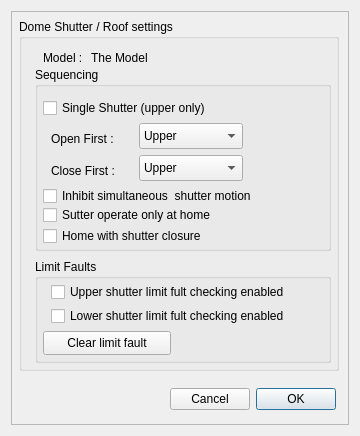
rpineau/DomePro, file domeshutter.ui: the form before one commit.
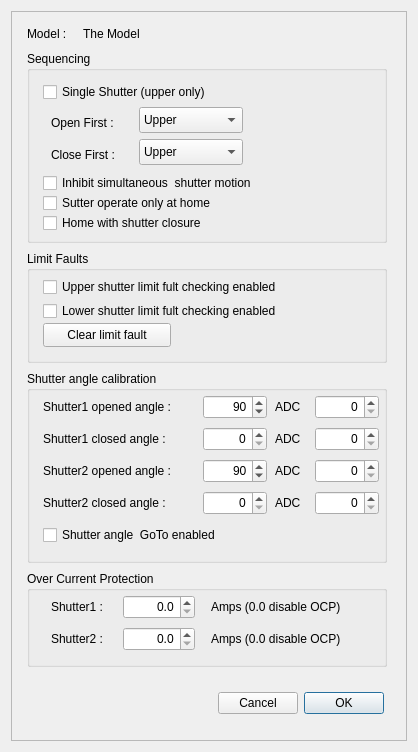
The form after the commit. Custom widgets are drawn as their Qt base class.

Commit message:
Added code for the diallog settings.
- Added new commands to support new settings
- First dialog all working (Dome azimuth seetings).

```diff
--- a/domeshutter.ui
+++ b/domeshutter.ui
@@ -6,20 +6,20 @@
    <rect>
     <x>0</x>
     <y>0</y>
-    <width>360</width>
-    <height>436</height>
+    <width>418</width>
+    <height>752</height>
    </rect>
   </property>
   <property name="minimumSize">
    <size>
-    <width>0</width>
-    <height>0</height>
+    <width>418</width>
+    <height>752</height>
    </size>
   </property>
   <property name="maximumSize">
    <size>
-    <width>999</width>
-    <height>999</height>
+    <width>418</width>
+    <height>752</height>
    </size>
   </property>
   <property name="windowTitle">
@@ -52,8 +52,8 @@
      <widget class="QWidget" name="layoutWidget">
       <property name="geometry">
        <rect>
-        <x>112</x>
-        <y>368</y>
+        <x>160</x>
+        <y>672</y>
         <width>213</width>
         <height>40</height>
        </rect>
@@ -97,51 +97,65 @@
        </item>
       </layout>
      </widget>
-     <widget class="QGroupBox" name="groupBox_3">
+     <widget class="QGroupBox" name="groupBox_10">
       <property name="geometry">
        <rect>
-        <x>8</x>
-        <y>8</y>
-        <width>320</width>
-        <height>352</height>
+        <x>16</x>
+        <y>240</y>
+        <width>360</width>
+        <height>112</height>
        </rect>
       </property>
       <property name="title">
-       <string>Dome Shutter / Roof settings</string>
+       <string>Limit Faults</string>
       </property>
-      <widget class="QLabel" name="label_5">
+      <widget class="QCheckBox" name="checkBox_11">
        <property name="geometry">
         <rect>
-         <x>24</x>
-         <y>32</y>
-         <width>48</width>
-         <height>13</height>
+         <x>16</x>
+         <y>24</y>
+         <width>264</width>
+         <height>24</height>
         </rect>
        </property>
        <property name="text">
-        <string>Model : </string>
+        <string>Upper shutter limit fult checking enabled</string>
        </property>
       </widget>
-      <widget class="QLabel" name="label_6">
+      <widget class="QCheckBox" name="checkBox_12">
        <property name="geometry">
         <rect>
-         <x>72</x>
-         <y>32</y>
-         <width>136</width>
-         <height>13</height>
+         <x>16</x>
+         <y>48</y>
+         <width>264</width>
+         <height>24</height>
         </rect>
        </property>
        <property name="text">
-        <string>The Model</string>
+        <string>Lower shutter limit fult checking enabled</string>
        </property>
+      </widget>
+      <widget class="QPushButton" name="pushButton_3">
+       <property name="geometry">
+        <rect>
+         <x>16</x>
+         <y>72</y>
+         <width>128</width>
+         <height>24</height>
+        </rect>
+       </property>
+       <property name="text">
+        <string>Clear limit fault</string>
+       </property>
+      </widget>
       </widget>
       <widget class="QGroupBox" name="groupBox_5">
        <property name="geometry">
         <rect>
          <x>16</x>
-         <y>48</y>
-         <width>296</width>
-         <height>184</height>
+        <y>40</y>
+        <width>360</width>
+        <height>192</height>
         </rect>
        </property>
        <property name="title">
@@ -150,7 +164,7 @@
        <widget class="QCheckBox" name="checkBox_3">
         <property name="geometry">
          <rect>
-          <x>8</x>
+         <x>16</x>
           <y>32</y>
           <width>192</width>
           <height>18</height>
@@ -163,7 +177,7 @@
        <widget class="QLabel" name="label_7">
         <property name="geometry">
          <rect>
-          <x>16</x>
+         <x>24</x>
           <y>64</y>
           <width>72</width>
           <height>16</height>
@@ -176,7 +190,7 @@
        <widget class="QComboBox" name="comboBox">
         <property name="geometry">
          <rect>
-          <x>104</x>
+         <x>112</x>
           <y>56</y>
           <width>104</width>
           <height>26</height>
@@ -196,7 +210,7 @@
        <widget class="QLabel" name="label_8">
         <property name="geometry">
          <rect>
-          <x>16</x>
+         <x>24</x>
           <y>96</y>
           <width>72</width>
           <height>16</height>
@@ -209,7 +223,7 @@
        <widget class="QComboBox" name="comboBox_2">
         <property name="geometry">
          <rect>
-          <x>104</x>
+         <x>112</x>
           <y>88</y>
           <width>104</width>
           <height>26</height>
@@ -229,10 +243,10 @@
        <widget class="QCheckBox" name="checkBox_4">
         <property name="geometry">
          <rect>
-          <x>8</x>
+         <x>16</x>
           <y>120</y>
           <width>256</width>
-          <height>18</height>
+         <height>24</height>
          </rect>
         </property>
         <property name="text">
@@ -242,10 +256,10 @@
        <widget class="QCheckBox" name="checkBox_8">
         <property name="geometry">
          <rect>
-          <x>8</x>
+         <x>16</x>
           <y>160</y>
           <width>184</width>
-          <height>18</height>
+         <height>24</height>
          </rect>
         </property>
         <property name="text">
@@ -255,10 +269,10 @@
        <widget class="QCheckBox" name="checkBox_9">
         <property name="geometry">
          <rect>
-          <x>8</x>
+         <x>16</x>
           <y>136</y>
           <width>208</width>
-          <height>24</height>
+         <height>32</height>
          </rect>
         </property>
         <property name="text">
@@ -266,57 +280,391 @@
         </property>
        </widget>
       </widget>
-      <widget class="QGroupBox" name="groupBox_10">
+     <widget class="QLabel" name="label_5">
        <property name="geometry">
         <rect>
          <x>16</x>
-         <y>240</y>
-         <width>296</width>
-         <height>104</height>
-        </rect>
-       </property>
+        <y>16</y>
+        <width>48</width>
+        <height>13</height>
+       </rect>
+      </property>
+      <property name="text">
+       <string>Model : </string>
+      </property>
+     </widget>
+     <widget class="QLabel" name="label_6">
+      <property name="geometry">
+       <rect>
+        <x>72</x>
+        <y>16</y>
+        <width>136</width>
+        <height>13</height>
+       </rect>
+      </property>
+      <property name="text">
+       <string>The Model</string>
+      </property>
+     </widget>
+     <widget class="QGroupBox" name="groupBox">
+      <property name="geometry">
+       <rect>
+        <x>16</x>
+        <y>360</y>
+        <width>360</width>
+        <height>192</height>
+       </rect>
+      </property>
        <property name="title">
-        <string>Limit Faults</string>
-       </property>
-       <widget class="QCheckBox" name="checkBox_11">
+       <string>Shutter angle calibration</string>
+      </property>
+      <widget class="QSpinBox" name="spinBox">
         <property name="geometry">
          <rect>
+         <x>176</x>
+         <y>24</y>
+         <width>64</width>
+         <height>24</height>
+        </rect>
+       </property>
+       <property name="alignment">
+        <set>Qt::AlignRight|Qt::AlignTrailing|Qt::AlignVCenter</set>
+       </property>
+       <property name="maximum">
+        <number>180</number>
+       </property>
+       <property name="value">
+        <number>90</number>
+       </property>
+      </widget>
+      <widget class="QLabel" name="label">
+       <property name="geometry">
+        <rect>
           <x>16</x>
           <y>24</y>
-          <width>264</width>
-          <height>18</height>
+         <width>152</width>
+         <height>24</height>
          </rect>
         </property>
         <property name="text">
-         <string>Upper shutter limit fult checking enabled</string>
-        </property>
-       </widget>
-       <widget class="QCheckBox" name="checkBox_12">
+        <string>Shutter1 opened angle :</string>
+       </property>
+      </widget>
+      <widget class="QLabel" name="label_2">
         <property name="geometry">
          <rect>
           <x>16</x>
-          <y>48</y>
-          <width>264</width>
-          <height>18</height>
+         <y>56</y>
+         <width>144</width>
+         <height>24</height>
          </rect>
         </property>
         <property name="text">
-         <string>Lower shutter limit fult checking enabled</string>
-        </property>
-       </widget>
-       <widget class="QPushButton" name="pushButton_3">
+        <string>Shutter1 closed angle :</string>
+       </property>
+      </widget>
+      <widget class="QLabel" name="label_3">
         <property name="geometry">
          <rect>
-          <x>8</x>
-          <y>72</y>
-          <width>128</width>
+         <x>16</x>
+         <y>88</y>
+         <width>152</width>
           <height>24</height>
          </rect>
         </property>
         <property name="text">
-         <string>Clear limit fault</string>
-        </property>
-       </widget>
+        <string>Shutter2 opened angle :</string>
+       </property>
+      </widget>
+      <widget class="QLabel" name="label_4">
+       <property name="geometry">
+        <rect>
+         <x>16</x>
+         <y>120</y>
+         <width>152</width>
+         <height>24</height>
+        </rect>
+       </property>
+       <property name="text">
+        <string>Shutter2 closed angle :</string>
+       </property>
+      </widget>
+      <widget class="QSpinBox" name="spinBox_2">
+       <property name="geometry">
+        <rect>
+         <x>176</x>
+         <y>56</y>
+         <width>64</width>
+         <height>24</height>
+        </rect>
+       </property>
+       <property name="alignment">
+        <set>Qt::AlignRight|Qt::AlignTrailing|Qt::AlignVCenter</set>
+       </property>
+       <property name="maximum">
+        <number>180</number>
+       </property>
+      </widget>
+      <widget class="QSpinBox" name="spinBox_3">
+       <property name="geometry">
+        <rect>
+         <x>176</x>
+         <y>88</y>
+         <width>64</width>
+         <height>24</height>
+        </rect>
+       </property>
+       <property name="alignment">
+        <set>Qt::AlignRight|Qt::AlignTrailing|Qt::AlignVCenter</set>
+       </property>
+       <property name="maximum">
+        <number>180</number>
+       </property>
+       <property name="value">
+        <number>90</number>
+       </property>
+      </widget>
+      <widget class="QSpinBox" name="spinBox_4">
+       <property name="geometry">
+        <rect>
+         <x>176</x>
+         <y>120</y>
+         <width>64</width>
+         <height>24</height>
+        </rect>
+       </property>
+       <property name="alignment">
+        <set>Qt::AlignRight|Qt::AlignTrailing|Qt::AlignVCenter</set>
+       </property>
+       <property name="maximum">
+        <number>180</number>
+       </property>
+      </widget>
+      <widget class="QLabel" name="label_9">
+       <property name="geometry">
+        <rect>
+         <x>248</x>
+         <y>24</y>
+         <width>32</width>
+         <height>24</height>
+        </rect>
+       </property>
+       <property name="text">
+        <string>ADC</string>
+       </property>
+      </widget>
+      <widget class="QLabel" name="label_10">
+       <property name="geometry">
+        <rect>
+         <x>248</x>
+         <y>56</y>
+         <width>32</width>
+         <height>24</height>
+        </rect>
+       </property>
+       <property name="text">
+        <string>ADC</string>
+       </property>
+      </widget>
+      <widget class="QLabel" name="label_11">
+       <property name="geometry">
+        <rect>
+         <x>248</x>
+         <y>88</y>
+         <width>32</width>
+         <height>24</height>
+        </rect>
+       </property>
+       <property name="text">
+        <string>ADC</string>
+       </property>
+      </widget>
+      <widget class="QLabel" name="label_12">
+       <property name="geometry">
+        <rect>
+         <x>248</x>
+         <y>120</y>
+         <width>32</width>
+         <height>24</height>
+        </rect>
+       </property>
+       <property name="text">
+        <string>ADC</string>
+       </property>
+      </widget>
+      <widget class="QSpinBox" name="spinBox_5">
+       <property name="geometry">
+        <rect>
+         <x>288</x>
+         <y>24</y>
+         <width>64</width>
+         <height>24</height>
+        </rect>
+       </property>
+       <property name="alignment">
+        <set>Qt::AlignRight|Qt::AlignTrailing|Qt::AlignVCenter</set>
+       </property>
+       <property name="maximum">
+        <number>99999</number>
+       </property>
+      </widget>
+      <widget class="QSpinBox" name="spinBox_6">
+       <property name="geometry">
+        <rect>
+         <x>288</x>
+         <y>56</y>
+         <width>64</width>
+         <height>24</height>
+        </rect>
+       </property>
+       <property name="alignment">
+        <set>Qt::AlignRight|Qt::AlignTrailing|Qt::AlignVCenter</set>
+       </property>
+       <property name="maximum">
+        <number>99999</number>
+       </property>
+      </widget>
+      <widget class="QSpinBox" name="spinBox_7">
+       <property name="geometry">
+        <rect>
+         <x>288</x>
+         <y>88</y>
+         <width>64</width>
+         <height>24</height>
+        </rect>
+       </property>
+       <property name="alignment">
+        <set>Qt::AlignRight|Qt::AlignTrailing|Qt::AlignVCenter</set>
+       </property>
+       <property name="maximum">
+        <number>99999</number>
+       </property>
+      </widget>
+      <widget class="QSpinBox" name="spinBox_8">
+       <property name="geometry">
+        <rect>
+         <x>288</x>
+         <y>120</y>
+         <width>64</width>
+         <height>24</height>
+        </rect>
+       </property>
+       <property name="alignment">
+        <set>Qt::AlignRight|Qt::AlignTrailing|Qt::AlignVCenter</set>
+       </property>
+       <property name="maximum">
+        <number>99999</number>
+       </property>
+      </widget>
+      <widget class="QCheckBox" name="checkBox">
+       <property name="geometry">
+        <rect>
+         <x>16</x>
+         <y>152</y>
+         <width>200</width>
+         <height>24</height>
+        </rect>
+       </property>
+       <property name="text">
+        <string>Shutter angle  GoTo enabled</string>
+       </property>
+      </widget>
+     </widget>
+     <widget class="QGroupBox" name="groupBox_2">
+      <property name="geometry">
+       <rect>
+        <x>16</x>
+        <y>560</y>
+        <width>360</width>
+        <height>96</height>
+       </rect>
+      </property>
+      <property name="title">
+       <string>Over Current Protection</string>
+      </property>
+      <widget class="QLabel" name="label_13">
+       <property name="geometry">
+        <rect>
+         <x>24</x>
+         <y>24</y>
+         <width>72</width>
+         <height>24</height>
+        </rect>
+       </property>
+       <property name="text">
+        <string>Shutter1 :</string>
+       </property>
+      </widget>
+      <widget class="QLabel" name="label_14">
+       <property name="geometry">
+        <rect>
+         <x>24</x>
+         <y>56</y>
+         <width>72</width>
+         <height>24</height>
+        </rect>
+       </property>
+       <property name="text">
+        <string>Shutter2 :</string>
+       </property>
+      </widget>
+      <widget class="QDoubleSpinBox" name="doubleSpinBox">
+       <property name="geometry">
+        <rect>
+         <x>96</x>
+         <y>24</y>
+         <width>72</width>
+         <height>24</height>
+        </rect>
+       </property>
+       <property name="alignment">
+        <set>Qt::AlignRight|Qt::AlignTrailing|Qt::AlignVCenter</set>
+       </property>
+       <property name="decimals">
+        <number>1</number>
+       </property>
+      </widget>
+      <widget class="QDoubleSpinBox" name="doubleSpinBox_2">
+       <property name="geometry">
+        <rect>
+         <x>96</x>
+         <y>56</y>
+         <width>72</width>
+         <height>24</height>
+        </rect>
+       </property>
+       <property name="alignment">
+        <set>Qt::AlignRight|Qt::AlignTrailing|Qt::AlignVCenter</set>
+       </property>
+       <property name="decimals">
+        <number>1</number>
+       </property>
+      </widget>
+      <widget class="QLabel" name="label_15">
+       <property name="geometry">
+        <rect>
+         <x>184</x>
+         <y>24</y>
+         <width>152</width>
+         <height>24</height>
+        </rect>
+       </property>
+       <property name="text">
+        <string>Amps (0.0 disable OCP)</string>
+       </property>
+      </widget>
+      <widget class="QLabel" name="label_16">
+       <property name="geometry">
+        <rect>
+         <x>184</x>
+         <y>56</y>
+         <width>152</width>
+         <height>24</height>
+        </rect>
+       </property>
+       <property name="text">
+        <string>Amps (0.0 disable OCP)</string>
+       </property>
       </widget>
      </widget>
     </widget>
```
Left out of the diff: 2 changed lines with no effect on the pictures. Lines whose indentation alone changed are shown as unchanged. The commit also changes 7 other files.
